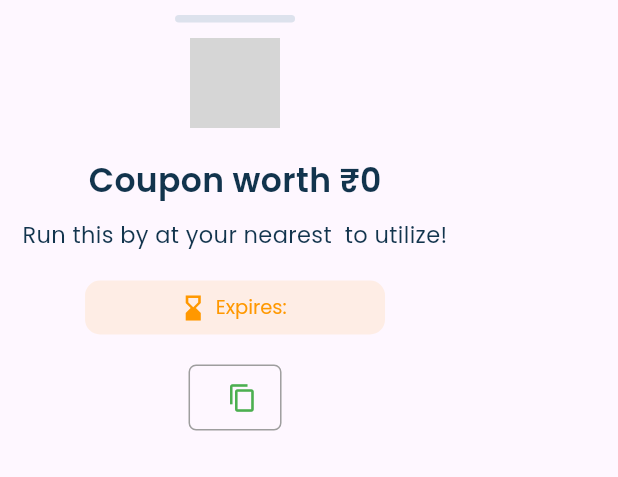
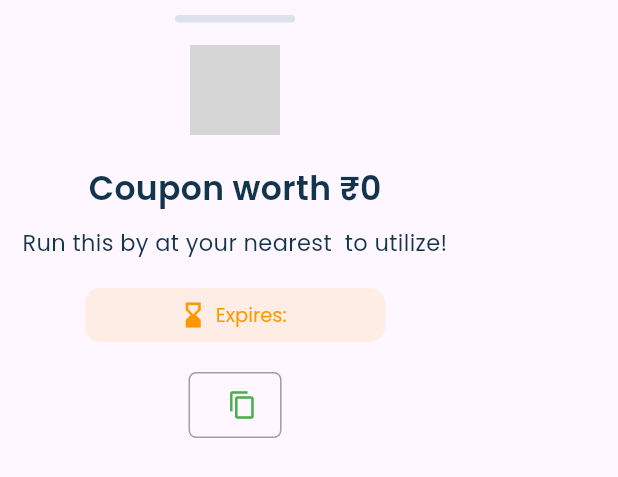
Before and after one commit to neelandrakar/retail_app_flutter, a Flutter app: the CouponCodeBottomSheet widget shown alone on an empty page, opened directly with empty values, on a phone screen of 412 x 824 dp. Shown: the top 477 px of the screen. Run offline on Flutter 3.47's test engine with Material 3 defaults, Android fonts, the phone set to English and light mode, and no system bars; our stand-ins replace camera, confetti, dropdown_button2, flutter_map, flutter_rating_bar, flutter_svg and 14 more; missing offline and left inert: cloudinary_public, get_ip_address, syncfusion_flutter_core; accounts and stored records are empty; network calls fail; grey boxes are pictures that could not be loaded.

```diff
--- a/lib/ssml_loyalty/widgets/coupon_code_bottom_sheet.dart
+++ b/lib/ssml_loyalty/widgets/coupon_code_bottom_sheet.dart
@@ -37,7 +37,7 @@ class _CouponCodeBottomSheetState extends State<CouponCodeBottomSheet> {
                   borderRadius: BorderRadius.circular(5)
               ),
           ),
-          SizedBox(height: 10),
+          SizedBox(height: 15),
           Image.network(
             widget.merchant_img, // Replace with your actual image asset
             width: 60,
```
Also changed, not shown: lib/ssml_loyalty/screens/loyalty_bottom_bar.dart (+9 -2 lines).
